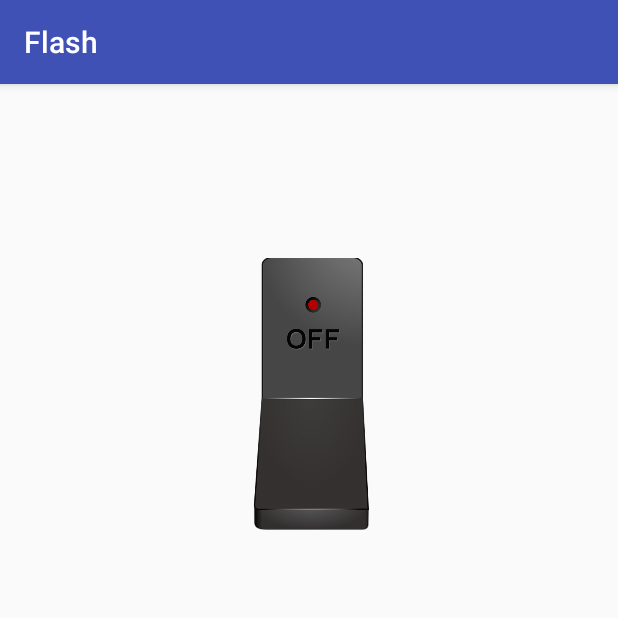
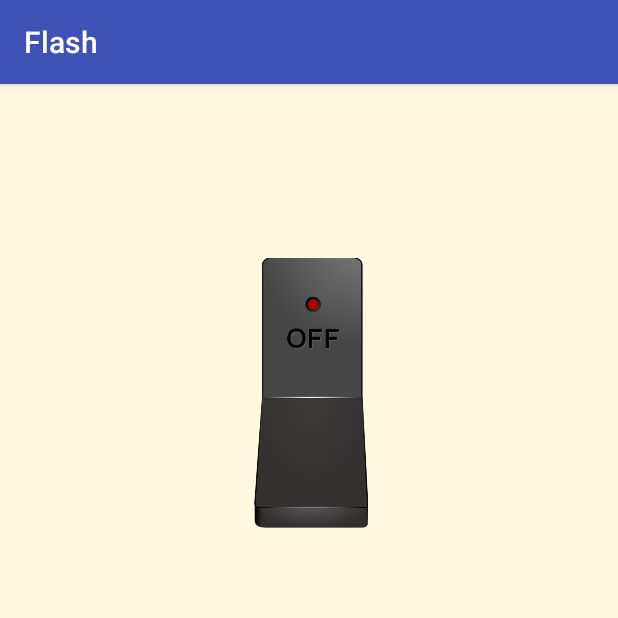
Before and after one commit to rahulworld/flash, an Android app: the screen it shows after launch (MainActivity), on a phone screen of 412 x 824 dp, the top half of it. Run offline under Robolectric (Android 15) with nearby library versions, the phone set to English and light mode, and no system bars.

```diff
--- a/app/src/main/java/com/flash/rahul/flash/MainActivity.java
+++ b/app/src/main/java/com/flash/rahul/flash/MainActivity.java
@@ -1,6 +1,7 @@
 package com.flash.rahul.flash;
 
 
+import android.hardware.Camera;
 import android.support.annotation.RequiresApi;
 import android.support.v7.app.AppCompatActivity;
 import android.content.Context;
@@ -23,6 +24,7 @@ public class MainActivity extends AppCompatActivity {
     private ImageButton mTorchOnOffButton;
     private Boolean isTorchOn;
     private MediaPlayer mp;
+    Camera cam;
 
     @RequiresApi(api = Build.VERSION_CODES.LOLLIPOP)
     @Override
@@ -81,7 +83,7 @@ public class MainActivity extends AppCompatActivity {
             if (Build.VERSION.SDK_INT >= Build.VERSION_CODES.M) {
                 mCameraManager.setTorchMode(mCameraId, true);
                 playOnSound();
-                mTorchOnOffButton.setImageResource(R.drawable.switchon);
+                mTorchOnOffButton.setImageResource(R.drawable.switchoo);
             }
         } catch (Exception e) {
             e.printStackTrace();
--- a/app/src/main/res/layout/activity_main.xml
+++ b/app/src/main/res/layout/activity_main.xml
@@ -9,12 +9,13 @@
     android:paddingRight="@dimen/activity_horizontal_margin"
     android:paddingTop="@dimen/activity_vertical_margin"
     tools:context="com.flash.rahul.flash.MainActivity"
-    android:orientation="vertical">
+    android:orientation="vertical"
+    android:background="@color/md_amber_50">
 
     <ImageButton
         android:id="@+id/button_on_off"
         android:layout_width="80dp"
-        android:layout_height="wrap_content"
+        android:layout_height="180dp"
         android:layout_centerHorizontal="true"
         android:layout_marginTop="100dip"
         android:src="@drawable/switchff"
@@ -24,5 +25,4 @@
         android:layout_gravity="center"
         android:scaleType="fitCenter"
         />
-
 </LinearLayout>
```
Also changed, not shown: app/src/main/res/drawable/switchoo.png (added), 2 other files.
